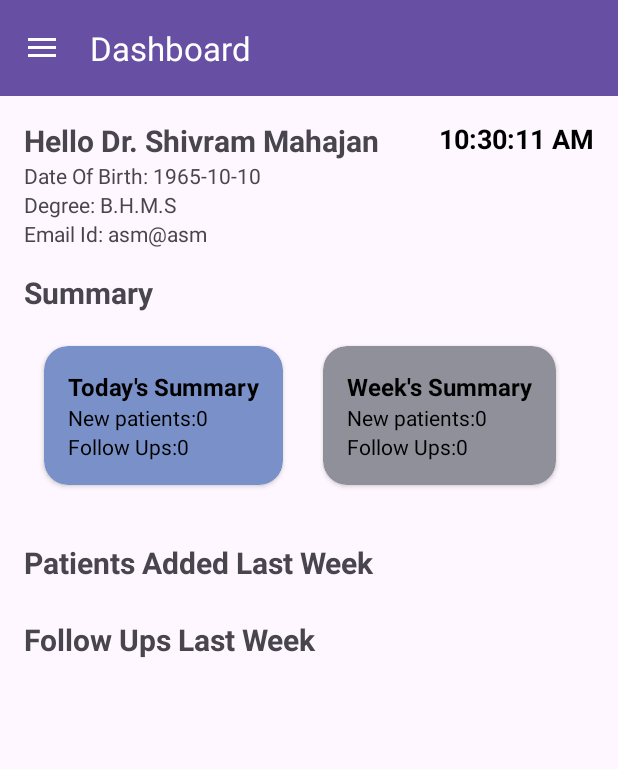
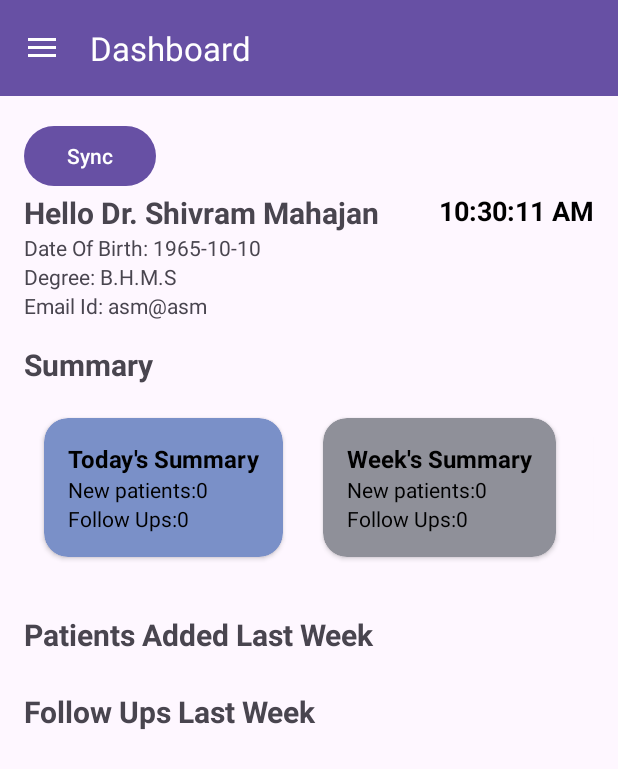
Before and after one commit to skystone1000/Hospital-Data-Web-App, an Android app: the screen it shows after launch (DashboardActivity), after a tap on "Dashboard", on a phone screen of 412 x 824 dp. Shown: the top 769 px of the screen. Run offline under Robolectric (Android 15) with nearby library versions, the phone set to English and light mode, and no system bars; our stand-ins replace Firebase (no records; nobody signed in at launch, a user with empty details on screens opened directly), Room's generated code, data binding; 1 other tap on this screen came first.

Commit message:
Firebase Setup - Patient Sync Functionality

```diff
--- a/PatientRecords/app/build.gradle.kts
+++ b/PatientRecords/app/build.gradle.kts
@@ -2,6 +2,7 @@ plugins {
     alias(libs.plugins.android.application)
     alias(libs.plugins.kotlin.android)
     id("com.google.devtools.ksp")
+    alias(libs.plugins.google.gms.google.services)
 }
 
 android {
@@ -50,6 +51,7 @@ dependencies {
     implementation(libs.androidx.activity)
     implementation(libs.androidx.constraintlayout)
     implementation(libs.androidx.navigation.ui.ktx)
+    implementation(libs.firebase.database)
     testImplementation(libs.junit)
     androidTestImplementation(libs.androidx.junit)
     androidTestImplementation(libs.androidx.espresso.core)
--- a/PatientRecords/app/src/main/java/com/example/patientrecords/PatientRecordsApp.kt
+++ b/PatientRecords/app/src/main/java/com/example/patientrecords/PatientRecordsApp.kt
@@ -1,6 +1,7 @@
 package com.example.patientrecords
 
 import android.app.Application
+import com.example.patientrecords.data.FirebaseRepository
 import com.example.patientrecords.data.PatientDatabase
 import com.example.patientrecords.data.PatientRepository
 
@@ -8,6 +9,10 @@ class PatientRecordsApp : Application() {
 
     // Expose repository for use across the app
     lateinit var repository: PatientRepository
+        private set
+
+    // Expose firebase repository for use across the app
+    lateinit var firebaseRepository: FirebaseRepository
         private set
 
     override fun onCreate() {
@@ -21,6 +26,8 @@ class PatientRecordsApp : Application() {
 
         // You can initialize other libraries here if needed in future
         // Timber.plant(Timber.DebugTree())
-        // FirebaseApp.initializeApp(this)
+
+        // Initialize Firebase Repository
+        firebaseRepository = FirebaseRepository(database.patientDao(), database.patientFollowUpDao())
     }
 }
--- a/PatientRecords/app/src/main/java/com/example/patientrecords/ui/addpatient/AddPatientActivity.kt
+++ b/PatientRecords/app/src/main/java/com/example/patientrecords/ui/addpatient/AddPatientActivity.kt
@@ -245,7 +245,7 @@ class AddPatientActivity : BaseActivity(R.layout.activity_add_patient) {
             past_history = binding.etPastHistory.text.toString(),
             family_history = binding.etFamilyHistory.text.toString(),
             treatment = binding.etTreatment.text.toString(),
-            dateJoined = SimpleDateFormat("dd-MM-yyyy", Locale.getDefault()).format(Calendar.getInstance().time),
+            dateJoined = SimpleDateFormat("dd-MM-yyyy HH:mm:ss", Locale.getDefault()).format(Calendar.getInstance().time),
             paid = binding.etPaid.text.toString(),
             balance = binding.etBalance.text.toString()
         )
--- a/PatientRecords/app/src/main/java/com/example/patientrecords/ui/dashboard/DashboardActivity.kt
+++ b/PatientRecords/app/src/main/java/com/example/patientrecords/ui/dashboard/DashboardActivity.kt
@@ -6,6 +6,7 @@ import android.os.Handler
 import android.os.Looper
 import android.view.LayoutInflater
 import android.widget.TextView
+import android.widget.Toast
 import androidx.lifecycle.lifecycleScope
 import com.example.patientrecords.PatientRecordsApp
 import com.example.patientrecords.R
@@ -15,6 +16,7 @@ import com.example.patientrecords.ui.base.BaseActivity
 import com.example.patientrecords.ui.patienthistory.PatientHistoryActivity
 import com.example.patientrecords.utils.Extensions.Companion.EXTRA_PATIENT_ID
 import com.example.patientrecords.utils.Extensions.Companion.EXTRA_REG_NO
+import kotlinx.coroutines.launch
 import java.text.SimpleDateFormat
 import java.util.Calendar
 import java.util.Date
@@ -31,7 +33,7 @@ class DashboardActivity : BaseActivity(R.layout.activity_dashboard){
 
         // Binding and ViewModel
         binding = ActivityDashboardBinding.inflate(layoutInflater)
-        viewModel = DashboardViewModel((application as PatientRecordsApp).repository)
+        viewModel = DashboardViewModel((application as PatientRecordsApp).repository , (application as PatientRecordsApp).firebaseRepository)
 
         // Updating Lifecycle Owners
         binding.viewModel = viewModel
@@ -48,6 +50,13 @@ class DashboardActivity : BaseActivity(R.layout.activity_dashboard){
 
         viewModel.loadSummaryData()
         viewModel.loadDashboardData()
+
+        binding.btnSyncFirebase.setOnClickListener {
+            lifecycleScope.launch {
+                viewModel.syncPatients()
+                Toast.makeText(this@DashboardActivity, "Sync completed!", Toast.LENGTH_SHORT).show()
+            }
+        }
     }
 
     private fun setupClock() {
--- a/PatientRecords/app/src/main/java/com/example/patientrecords/ui/dashboard/DashboardViewModel.kt
+++ b/PatientRecords/app/src/main/java/com/example/patientrecords/ui/dashboard/DashboardViewModel.kt
@@ -4,6 +4,8 @@ import androidx.lifecycle.LiveData
 import androidx.lifecycle.MutableLiveData
 import androidx.lifecycle.ViewModel
 import androidx.lifecycle.viewModelScope
+import com.example.patientrecords.data.FirebaseRepository
+import com.example.patientrecords.data.FirebaseSyncManager
 import com.example.patientrecords.data.PatientRepository
 import com.example.patientrecords.data.localdb.Patient
 import com.example.patientrecords.data.localdb.PatientFollowUp
@@ -15,7 +17,7 @@ import kotlinx.coroutines.flow.MutableStateFlow
 import kotlinx.coroutines.flow.StateFlow
 import kotlinx.coroutines.launch
 
-class DashboardViewModel(private val repository: PatientRepository) : ViewModel() {
+class DashboardViewModel(private val repository: PatientRepository, private val firebaseRepository: FirebaseRepository) : ViewModel() {
 
     private val _patientsLastWeek = MutableStateFlow<List<Patient>>(emptyList())
     val patientsLastWeek: StateFlow<List<Patient>> = _patientsLastWeek
@@ -67,4 +69,8 @@ class DashboardViewModel(private val repository: PatientRepository) : ViewModel(
             _followUps365DayCount.value = repository.getFollowUpsFromDay(get365DaysAgo()).size
         }
     }
+
+    fun syncPatients() = viewModelScope.launch {
+        FirebaseSyncManager(repository, firebaseRepository).syncPatientsBothWays()
+    }
 }
--- a/PatientRecords/app/src/main/res/layout/activity_dashboard.xml
+++ b/PatientRecords/app/src/main/res/layout/activity_dashboard.xml
@@ -17,6 +17,12 @@
             android:layout_height="wrap_content"
             android:orientation="vertical"
             android:padding="16dp">
+
+            <com.google.android.material.button.MaterialButton
+                android:id="@+id/btnSyncFirebase"
+                android:layout_width="wrap_content"
+                android:layout_height="match_parent"
+                android:text="Sync"/>
 
             <!-- Doctor Details -->
             <androidx.constraintlayout.widget.ConstraintLayout
--- a/PatientRecords/app/src/main/res/menu/drawer_menu.xml
+++ b/PatientRecords/app/src/main/res/menu/drawer_menu.xml
@@ -1,5 +1,9 @@
 <?xml version="1.0" encoding="utf-8"?>
 <menu xmlns:android="http://schemas.android.com/apk/res/android">
+    <item
+        android:id="@+id/nav_dashboard"
+        android:icon="@drawable/baseline_dashboard_24"
+        android:title="Dashboard" />
     <item
         android:id="@+id/nav_home"
         android:icon="@drawable/baseline_home_24"
@@ -13,10 +17,6 @@
         android:icon="@drawable/baseline_checklist_24"
         android:title="View Patients" />
     <item
-        android:id="@+id/nav_dashboard"
-        android:icon="@drawable/baseline_dashboard_24"
-        android:title="Dashboard" />
-    <item
         android:id="@+id/nav_logout"
         android:icon="@drawable/baseline_logout_24"
         android:title="Log Out" />
--- a/PatientRecords/build.gradle.kts
+++ b/PatientRecords/build.gradle.kts
@@ -3,4 +3,5 @@ plugins {
     alias(libs.plugins.android.application) apply false
     alias(libs.plugins.kotlin.android) apply false
     id("com.google.devtools.ksp") version "2.0.21-1.0.27" apply false
+    alias(libs.plugins.google.gms.google.services) apply false
 }
--- a/PatientRecords/gradle/libs.versions.toml
+++ b/PatientRecords/gradle/libs.versions.toml
@@ -12,6 +12,8 @@ activity = "1.10.1"
 constraintlayout = "2.2.1"
 roomRuntime = "2.6.1"
 navigationUiKtx = "2.8.9"
+googleGmsGoogleServices = "4.4.2"
+firebaseDatabase = "21.0.0"
 
 [libraries]
 androidx-core-ktx = { group = "androidx.core", name = "core-ktx", version.ref = "coreKtx" }
@@ -28,7 +30,9 @@ material = { group = "com.google.android.material", name = "material", version.r
 androidx-activity = { group = "androidx.activity", name = "activity", version.ref = "activity" }
 androidx-constraintlayout = { group = "androidx.constraintlayout", name = "constraintlayout", version.ref = "constraintlayout" }
 androidx-navigation-ui-ktx = { group = "androidx.navigation", name = "navigation-ui-ktx", version.ref = "navigationUiKtx" }
+firebase-database = { group = "com.google.firebase", name = "firebase-database", version.ref = "firebaseDatabase" }
 
 [plugins]
 android-application = { id = "com.android.application", version.ref = "agp" }
 kotlin-android = { id = "org.jetbrains.kotlin.android", version.ref = "kotlin" }
+google-gms-google-services = { id = "com.google.gms.google-services", version.ref = "googleGmsGoogleServices" }
```
Also changed, not shown: PatientRecords/app/src/main/java/com/example/patientrecords/data/FirebaseRepository.kt (added, +92 -0 lines), PatientRecords/app/src/main/java/com/example/patientrecords/data/FirebaseSyncManager.kt (added, +45 -0 lines), PatientRecords/app/src/main/java/com/example/patientrecords/data/localdb/Patient.kt (+4 -4 lines), 1 other file.
